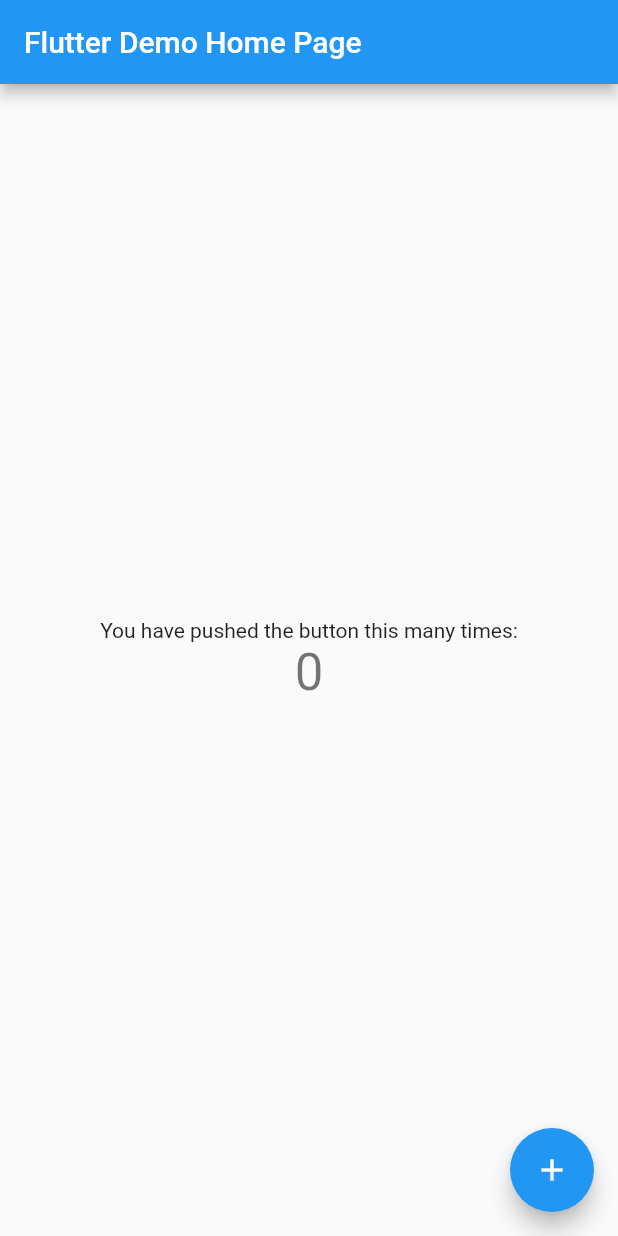
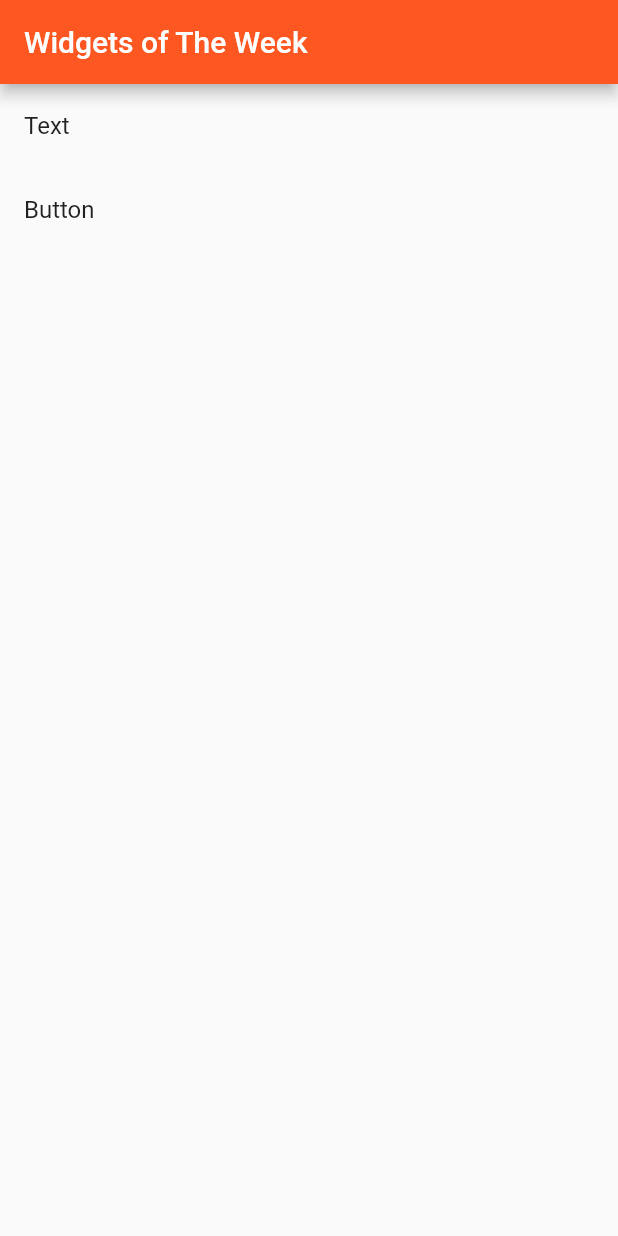
Before and after one commit to mike123789-dev/weekly_widgets, a Flutter app: the screen it shows after launch, on a phone screen of 412 x 824 dp. Run offline on Flutter 3.47's test engine with Material 2 defaults, Android fonts, the phone set to English and light mode, and no system bars.

Commit message:
feat: Add ListView for showing widgets
closes #1

```diff
--- /dev/null
+++ b/lib/home_list_view.dart
@@ -0,0 +1,43 @@
+import 'package:flutter/material.dart';
+import 'package:weekly_widgets/deatil_view.dart';
+import 'package:weekly_widgets/my_widget.dart';
+
+class HomeListView extends StatelessWidget {
+  final List<MyWidget> myWidgets = [
+    MyWidget(widgetName: "Text", widget: Text("SAMPLE")),
+    MyWidget(widgetName: "Button", widget: RaisedButton(onPressed: () {}))
+  ];
+
+  void _pushDetailScreen(BuildContext context, int index) {
+    Navigator.push(
+      context,
+      MaterialPageRoute(
+        builder: (context) => DetailView(
+          myWidget: myWidgets[index],
+        ),
+      ),
+    );
+  }
+
+  @override
+  Widget build(BuildContext context) {
+    return Scaffold(
+      appBar: AppBar(
+        title: Text('Widgets of The Week'),
+      ),
+      body: Center(
+        child: ListView.builder(
+          itemBuilder: (BuildContext context, int i) {
+            return ListTile(
+              title: Text("${myWidgets[i].widgetName}"),
+              onTap: () {
+                _pushDetailScreen(context, i);
+              },
+            );
+          },
+          itemCount: myWidgets.length,
+        ),
+      ),
+    );
+  }
+}
--- a/lib/main.dart
+++ b/lib/main.dart
@@ -1,4 +1,5 @@
 import 'package:flutter/material.dart';
+import 'package:weekly_widgets/home_list_view.dart';
 
 void main() {
   runApp(MyApp());
@@ -9,109 +10,12 @@ class MyApp extends StatelessWidget {
   @override
   Widget build(BuildContext context) {
     return MaterialApp(
-      title: 'Flutter Demo',
+      title: 'Widget of The Week',
       theme: ThemeData(
-        // This is the theme of your application.
-        //
-        // Try running your application with "flutter run". You'll see the
-        // application has a blue toolbar. Then, without quitting the app, try
-        // changing the primarySwatch below to Colors.green and then invoke
-        // "hot reload" (press "r" in the console where you ran "flutter run",
-        // or simply save your changes to "hot reload" in a Flutter IDE).
-        // Notice that the counter didn't reset back to zero; the application
-        // is not restarted.
-        primarySwatch: Colors.blue,
-        // This makes the visual density adapt to the platform that you run
-        // the app on. For desktop platforms, the controls will be smaller and
-        // closer together (more dense) than on mobile platforms.
+        primarySwatch: Colors.deepOrange,
         visualDensity: VisualDensity.adaptivePlatformDensity,
       ),
-      home: MyHomePage(title: 'Flutter Demo Home Page'),
+      home: HomeListView(),
     );
   }
 }
-
-class MyHomePage extends StatefulWidget {
-  MyHomePage({Key key, this.title}) : super(key: key);
-
-  // This widget is the home page of your application. It is stateful, meaning
-  // that it has a State object (defined below) that contains fields that affect
-  // how it looks.
-
-  // This class is the configuration for the state. It holds the values (in this
-  // case the title) provided by the parent (in this case the App widget) and
-  // used by the build method of the State. Fields in a Widget subclass are
-  // always marked "final".
-
-  final String title;
-
-  @override
-  _MyHomePageState createState() => _MyHomePageState();
-}
-
-class _MyHomePageState extends State<MyHomePage> {
-  int _counter = 0;
-
-  void _incrementCounter() {
-    setState(() {
-      // This call to setState tells the Flutter framework that something has
-      // changed in this State, which causes it to rerun the build method below
-      // so that the display can reflect the updated values. If we changed
-      // _counter without calling setState(), then the build method would not be
-      // called again, and so nothing would appear to happen.
-      _counter++;
-    });
-  }
-
-  @override
-  Widget build(BuildContext context) {
-    // This method is rerun every time setState is called, for instance as done
-    // by the _incrementCounter method above.
-    //
-    // The Flutter framework has been optimized to make rerunning build methods
-    // fast, so that you can just rebuild anything that needs updating rather
-    // than having to individually change instances of widgets.
-    return Scaffold(
-      appBar: AppBar(
-        // Here we take the value from the MyHomePage object that was created by
-        // the App.build method, and use it to set our appbar title.
-        title: Text(widget.title),
-      ),
-      body: Center(
-        // Center is a layout widget. It takes a single child and positions it
-        // in the middle of the parent.
-        child: Column(
-          // Column is also a layout widget. It takes a list of children and
-          // arranges them vertically. By default, it sizes itself to fit its
-          // children horizontally, and tries to be as tall as its parent.
-          //
-          // Invoke "debug painting" (press "p" in the console, choose the
-          // "Toggle Debug Paint" action from the Flutter Inspector in Android
-          // Studio, or the "Toggle Debug Paint" command in Visual Studio Code)
-          // to see the wireframe for each widget.
-          //
-          // Column has various properties to control how it sizes itself and
-          // how it positions its children. Here we use mainAxisAlignment to
-          // center the children vertically; the main axis here is the vertical
-          // axis because Columns are vertical (the cross axis would be
-          // horizontal).
-          mainAxisAlignment: MainAxisAlignment.center,
-          children: <Widget>[
-            Text(
-              'You have pushed the button this many times:',
-            ),
-            Text(
-              '$_counter',
-              style: Theme.of(context).textTheme.headline4,
-            ),
-          ],
-        ),
-      ),
-      floatingActionButton: FloatingActionButton(
-        onPressed: _incrementCounter,
-        tooltip: 'Increment',
-        child: Icon(Icons.add),
-      ), // This trailing comma makes auto-formatting nicer for build methods.
-    );
-  }
-}
--- /dev/null
+++ b/lib/my_widget.dart
@@ -0,0 +1,7 @@
+import 'package:flutter/material.dart';
+
+class MyWidget {
+  final String widgetName;
+  final Widget widget;
+  MyWidget({@required this.widgetName, @required this.widget});
+}
```
Also changed, not shown: lib/deatil_view.dart (added, +20 -0 lines), 1 other file.
